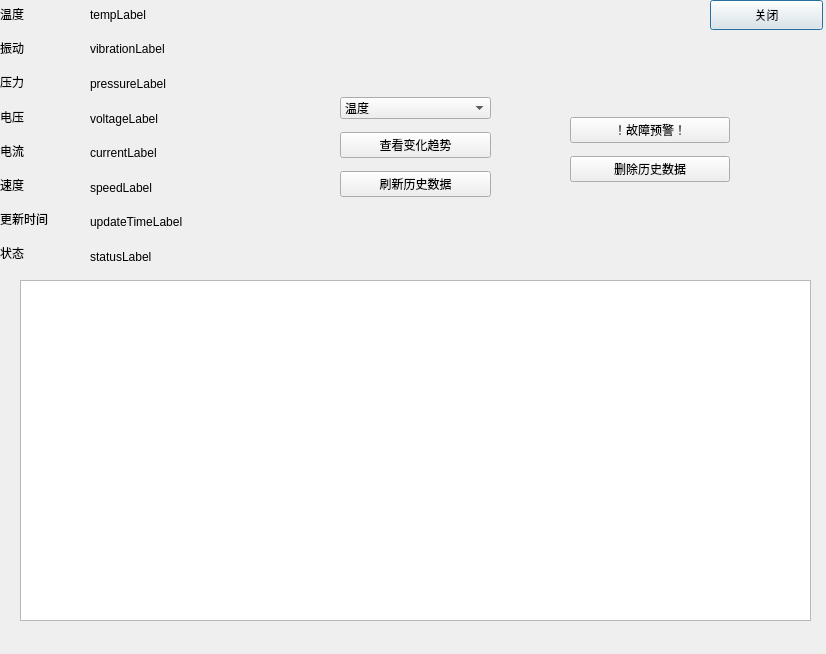
Qt form ServiceDemo/devicedialog.ui (renaj-shi/FactoryMeetingSystem) before a commit.
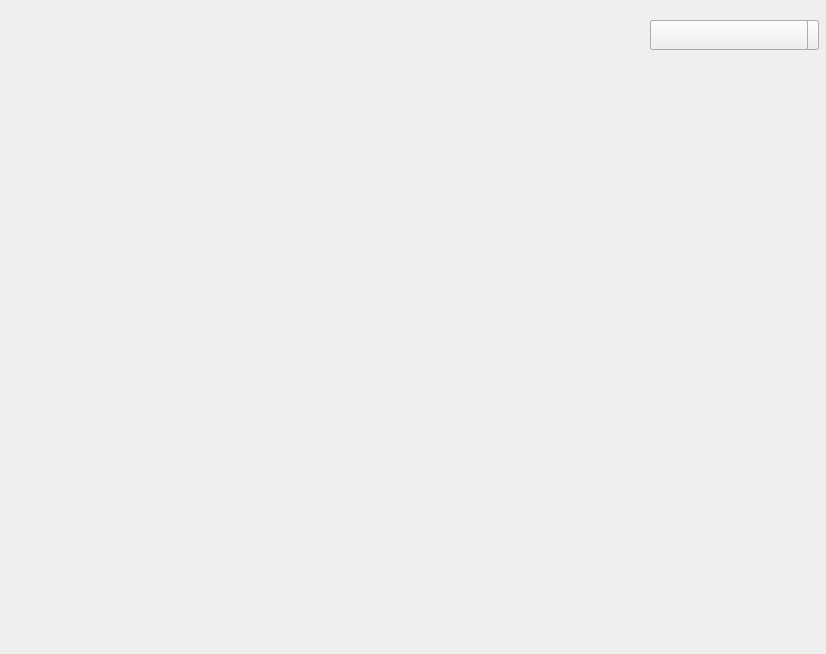
The same form after that commit.

The edit to the form file:
```diff
--- a/ServiceDemo/devicedialog.ui
+++ b/ServiceDemo/devicedialog.ui
@@ -16,79 +16,79 @@
   <widget class="QPushButton" name="close">
    <property name="geometry">
     <rect>
-     <x>710</x>
-     <y>0</y>
+     <x>700</x>
+     <y>20</y>
      <width>113</width>
      <height>30</height>
     </rect>
    </property>
    <property name="text">
-    <string>关闭</string>
+    <string/>
    </property>
   </widget>
   <widget class="QWidget" name="verticalLayoutWidget">
    <property name="geometry">
     <rect>
-     <x>90</x>
-     <y>0</y>
-     <width>160</width>
-     <height>271</height>
+     <x>729</x>
+     <y>34</y>
+     <width>20</width>
+     <height>20</height>
     </rect>
    </property>
    <layout class="QVBoxLayout" name="verticalLayout">
     <item>
      <widget class="QLabel" name="tempLabel">
       <property name="text">
-       <string>tempLabel</string>
+       <string/>
       </property>
      </widget>
     </item>
     <item>
      <widget class="QLabel" name="vibrationLabel">
       <property name="text">
-       <string>vibrationLabel</string>
+       <string/>
       </property>
      </widget>
     </item>
     <item>
      <widget class="QLabel" name="pressureLabel">
       <property name="text">
-       <string>pressureLabel</string>
+       <string/>
       </property>
      </widget>
     </item>
     <item>
      <widget class="QLabel" name="voltageLabel">
       <property name="text">
-       <string>voltageLabel</string>
+       <string/>
       </property>
      </widget>
     </item>
     <item>
      <widget class="QLabel" name="currentLabel">
       <property name="text">
-       <string>currentLabel</string>
+       <string/>
       </property>
      </widget>
     </item>
     <item>
      <widget class="QLabel" name="speedLabel">
       <property name="text">
-       <string>speedLabel</string>
+       <string/>
       </property>
      </widget>
     </item>
     <item>
      <widget class="QLabel" name="updateTimeLabel">
       <property name="text">
-       <string>updateTimeLabel</string>
+       <string/>
       </property>
      </widget>
     </item>
     <item>
      <widget class="QLabel" name="statusLabel">
       <property name="text">
-       <string>statusLabel</string>
+       <string/>
       </property>
      </widget>
     </item>
@@ -97,66 +97,66 @@
   <widget class="QWidget" name="verticalLayoutWidget_2">
    <property name="geometry">
     <rect>
-     <x>0</x>
-     <y>0</y>
-     <width>81</width>
-     <height>267</height>
+     <x>700</x>
+     <y>30</y>
+     <width>20</width>
+     <height>20</height>
     </rect>
    </property>
    <layout class="QVBoxLayout" name="verticalLayout_2">
     <item>
      <widget class="QLabel" name="tempLabel_2">
       <property name="text">
-       <string>温度</string>
+       <string/>
       </property>
      </widget>
     </item>
     <item>
      <widget class="QLabel" name="vibrationLabel_2">
       <property name="text">
-       <string>振动</string>
+       <string/>
       </property>
      </widget>
     </item>
     <item>
      <widget class="QLabel" name="pressureLabel_2">
       <property name="text">
-       <string>压力</string>
+       <string/>
       </property>
      </widget>
     </item>
     <item>
      <widget class="QLabel" name="voltageLabel_2">
       <property name="text">
-       <string>电压</string>
+       <string/>
       </property>
      </widget>
     </item>
     <item>
      <widget class="QLabel" name="currentLabel_2">
       <property name="text">
-       <string>电流</string>
+       <string/>
       </property>
      </widget>
     </item>
     <item>
      <widget class="QLabel" name="speedLabel_2">
       <property name="text">
-       <string>速度</string>
+       <string/>
       </property>
      </widget>
     </item>
     <item>
      <widget class="QLabel" name="updateTimeLabel_2">
       <property name="text">
-       <string>更新时间</string>
+       <string/>
       </property>
      </widget>
     </item>
     <item>
      <widget class="QLabel" name="statusLabel_2">
       <property name="text">
-       <string>状态</string>
+       <string/>
       </property>
      </widget>
     </item>
@@ -165,98 +165,74 @@
   <widget class="QTableView" name="tableHistoryView">
    <property name="geometry">
     <rect>
-     <x>20</x>
-     <y>280</y>
-     <width>791</width>
-     <height>341</height>
+     <x>720</x>
+     <y>30</y>
+     <width>20</width>
+     <height>20</height>
     </rect>
    </property>
   </widget>
-  <widget class="QWidget" name="verticalLayoutWidget_3">
+  <widget class="QComboBox" name="comboBox">
    <property name="geometry">
     <rect>
-     <x>340</x>
-     <y>90</y>
-     <width>151</width>
-     <height>117</height>
+     <x>700</x>
+     <y>20</y>
+     <width>96</width>
+     <height>29</height>
     </rect>
    </property>
-   <layout class="QVBoxLayout" name="verticalLayout_3">
-    <item>
-     <widget class="QComboBox" name="comboBox">
-      <item>
-       <property name="text">
-        <string>温度</string>
-       </property>
-      </item>
-      <item>
-       <property name="text">
-        <string>压力</string>
-       </property>
-      </item>
-      <item>
-       <property name="text">
-        <string>振动</string>
-       </property>
-      </item>
-      <item>
-       <property name="text">
-        <string>电流</string>
-       </property>
-      </item>
-      <item>
-       <property name="text">
-        <string>电压</string>
-       </property>
-      </item>
-      <item>
-       <property name="text">
-        <string>转速</string>
-       </property>
-      </item>
-     </widget>
-    </item>
-    <item>
-     <widget class="QPushButton" name="pushButton">
-      <property name="text">
-       <string>查看变化趋势</string>
-      </property>
-     </widget>
-    </item>
-    <item>
-     <widget class="QPushButton" name="pushButton_2">
-      <property name="text">
-       <string>刷新历史数据</string>
-      </property>
-     </widget>
-    </item>
-   </layout>
   </widget>
-  <widget class="QWidget" name="verticalLayoutWidget_4">
+  <widget class="QPushButton" name="pushButton_2">
    <property name="geometry">
     <rect>
-     <x>570</x>
-     <y>110</y>
-     <width>160</width>
-     <height>81</height>
+     <x>670</x>
+     <y>20</y>
+     <width>149</width>
+     <height>30</height>
     </rect>
    </property>
-   <layout class="QVBoxLayout" name="verticalLayout_4">
-    <item>
-     <widget class="QPushButton" name="cautionButton">
-      <property name="text">
-       <string>！故障预警！</string>
-      </property>
-     </widget>
-    </item>
-    <item>
-     <widget class="QPushButton" name="deleteHistoryButton">
-      <property name="text">
-       <string>删除历史数据</string>
-      </property>
-     </widget>
-    </item>
-   </layout>
+   <property name="text">
+    <string/>
+   </property>
+  </widget>
+  <widget class="QPushButton" name="pushButton">
+   <property name="geometry">
+    <rect>
+     <x>670</x>
+     <y>20</y>
+     <width>149</width>
+     <height>30</height>
+    </rect>
+   </property>
+   <property name="text">
+    <string/>
+   </property>
+  </widget>
+  <widget class="QPushButton" name="cautionButton">
+   <property name="geometry">
+    <rect>
+     <x>650</x>
+     <y>20</y>
+     <width>158</width>
+     <height>30</height>
+    </rect>
+   </property>
+   <property name="text">
+    <string/>
+   </property>
+  </widget>
+  <widget class="QPushButton" name="deleteHistoryButton">
+   <property name="geometry">
+    <rect>
+     <x>650</x>
+     <y>20</y>
+     <width>158</width>
+     <height>30</height>
+    </rect>
+   </property>
+   <property name="text">
+    <string/>
+   </property>
   </widget>
  </widget>
  <resources/>
```
Left out of the diff: 2 changed lines with no effect on the pictures.
